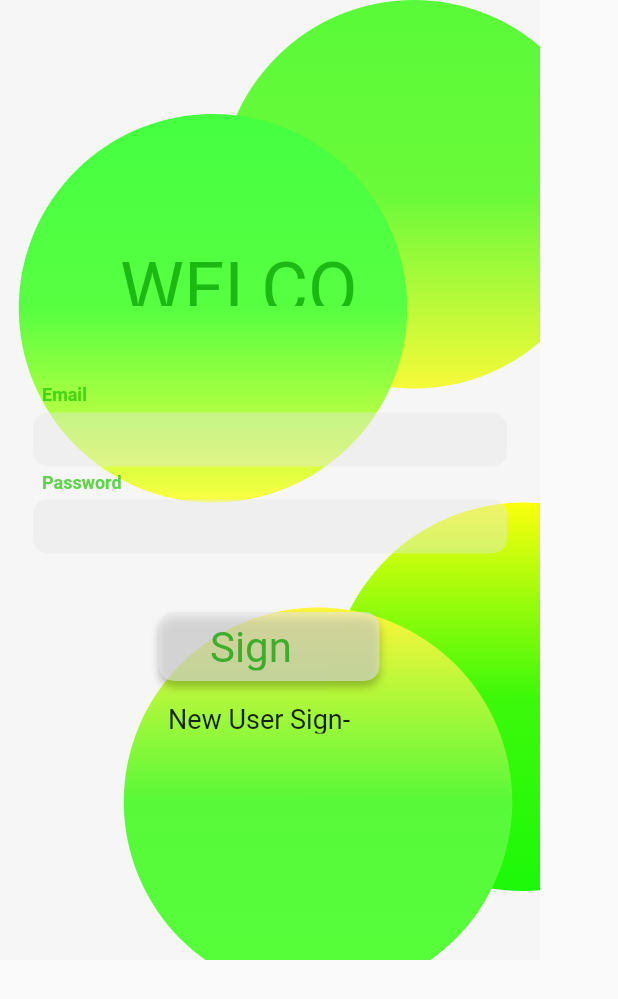
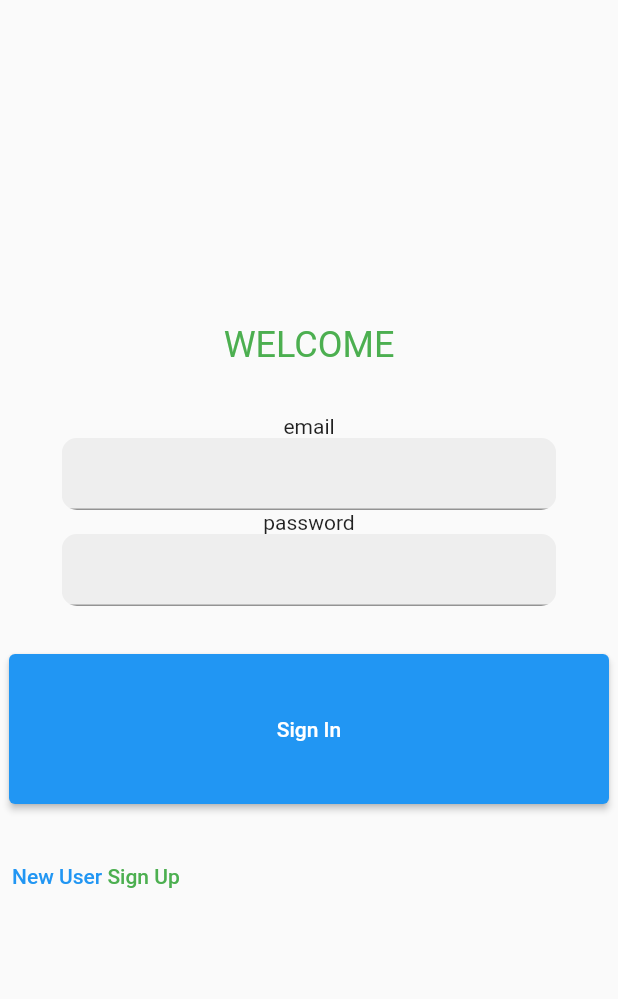
Before and after one commit to Avichal-Suneja/fiver_grocery_app, a Flutter app: what showSignIn() shows on an empty page, opened directly, on a phone screen of 412 x 824 dp. Shown: the top 999 px of the screen. Run offline on Flutter 3.47's test engine with Material 2 defaults, Android fonts, the phone set to English and light mode, and no system bars; our stand-ins replace cloud_firestore, firebase_auth, firebase_core, get; accounts and stored records are empty; Roboto replaces fonts that are missing (Work Sans).

Commit message:
AuthView

```diff
--- a/lib/Modules/Authentication/Controllers/auth_controller.dart
+++ b/lib/Modules/Authentication/Controllers/auth_controller.dart
@@ -6,6 +6,7 @@ import 'package:grocery_app/Services/DatabaseService.dart';
 class AuthController extends GetxController{
   final _auth = Get.put(AuthService());
   final _db = Get.put(DatabaseService());
+  RxBool signUpBool = false.obs;
 
   TextEditingController nameController = new TextEditingController();
   TextEditingController phoneController = new TextEditingController();
@@ -28,4 +29,8 @@ class AuthController extends GetxController{
       Get.offAllNamed('/home');
     });
   }
+
+  void showSignUp(){
+    signUpBool.toggle();
+  }
 }
--- a/lib/Modules/Authentication/Views/auth_view.dart
+++ b/lib/Modules/Authentication/Views/auth_view.dart
@@ -7,223 +7,82 @@ class AuthView extends StatelessWidget {
   @override
   Widget build(BuildContext context) {
     final controller = Get.find<AuthController>();
-    return true? showSignIn() : showSignUp();
+    return controller.signUpBool.value? showSignIn(controller) : showSignUp(controller);
   }
 }
 
-Widget showSignIn(){
+Widget showSignIn(AuthController controller){
   return Container(
-    width: 360,
-    height: 640,
-    color: Color(0xfff6f6f6),
-    child: Stack(
-      children:[
-        Positioned.fill(
-          child: Align(
-            alignment: Alignment.topLeft,
-            child: Container(
-              width: 671,
-              height: 985,
-              child: Stack(
-                children:[Positioned(
-                  left: 207,
-                  top: 335,
-                  child: Transform.rotate(
-                    angle: -3.14,
-                    child: Container(
-                      width: 284,
-                      height: 259,
-                      decoration: BoxDecoration(
-                        shape: BoxShape.circle,
-                        gradient: LinearGradient(begin: Alignment.topCenter, end: Alignment.bottomCenter, colors: [Color(0xff1cf909), Color(0xff3df90a), Color(0xfffaff0d)], ),
-                      ),
-                    ),
-                  ),
-                ),
-                  Positioned(
-                    left: 134,
-                    top: 0,
-                    child: Container(
-                      width: 284,
-                      height: 259,
-                      decoration: BoxDecoration(
-                        shape: BoxShape.circle,
-                        gradient: LinearGradient(begin: Alignment.topCenter, end: Alignment.bottomCenter, colors: [Color(0xff59fa39), Color(0xff6afa39), Color(0xfff6fa38)], ),
-                      ),
-                    ),
-                  ),
-                  Positioned(
-                    left: 70,
-                    top: 405,
-                    child: Transform.rotate(
-                      angle: -3.14,
-                      child: Container(
-                        width: 284,
-                        height: 259,
-                        decoration: BoxDecoration(
-                          shape: BoxShape.circle,
-                          gradient: LinearGradient(begin: Alignment.topCenter, end: Alignment.bottomCenter, colors: [Color(0xff55ff3a), Color(0xff58f939), Color(0xfdfef63a)], ),
-                        ),
-                      ),
-                    ),
-                  ),
-                  Positioned(
-                    left: 0,
-                    top: 76,
-                    child: Container(
-                      width: 284,
-                      height: 259,
-                      decoration: BoxDecoration(
-                        shape: BoxShape.circle,
-                        gradient: LinearGradient(begin: Alignment.topCenter, end: Alignment.bottomCenter, colors: [Color(0xff45ff41), Color(0xff58ff41), Color(0xfffbff41)], ),
-                      ),
-                    ),
-                  ),],
-              ),
+    width: Get.width,
+    height: Get.height,
+
+    /*decoration: BoxDecoration(
+      image: DecorationImage(
+        image: Image.asset('')
+      )
+    ),*/
+
+    child: Column(
+      mainAxisAlignment: MainAxisAlignment.center,
+      children: [
+        Text(
+          'WELCOME',
+          style: TextStyle(
+              fontSize: 24,
+              color: Colors.green
+          ),
+        ),
+        SizedBox(height: 32),
+        Text('email'),
+        ClipRRect(
+          borderRadius: BorderRadius.circular(10),
+          child: Container(
+            color: Colors.grey[200],
+            width: Get.width*0.8,
+            child: TextField(
+              controller: controller.emailController,
             ),
           ),
         ),
-        Positioned(
-          left: 80,
-          top: 164,
-          child: SizedBox(
-            width: 199,
-            height: 40,
-            child: Text(
-              "WELCOME",
-              style: TextStyle(
-                color: Color(0xb7039f00),
-                fontSize: 48,
-              ),
+
+        Text('password'),
+        ClipRRect(
+          borderRadius: BorderRadius.circular(10),
+          child: Container(
+            color: Colors.grey[200],
+            width: Get.width*0.8,
+            child: TextField(
+              obscureText: true,
+              controller: controller.passwordController,
             ),
           ),
         ),
-        Positioned(
-          left: 106,
-          top: 408,
-          child: Container(
-            width: 147,
-            height: 46,
-            child: Row(
-              mainAxisSize: MainAxisSize.min,
-              mainAxisAlignment: MainAxisAlignment.center,
-              crossAxisAlignment: CrossAxisAlignment.center,
-              children:[
-                Container(
-                  width: 147,
-                  height: 46,
-                  decoration: BoxDecoration(
-                    borderRadius: BorderRadius.circular(10),
-                    boxShadow: [
-                      BoxShadow(
-                        color: Color(0x3f000000),
-                        blurRadius: 4,
-                        offset: Offset(0, 4),
-                      ),
-                    ],
-                    color: Color(0x96e5e5e5),
-                  ),
-                  padding: const EdgeInsets.only(left: 34, right: 31, ),
-                  child: Row(
-                    mainAxisSize: MainAxisSize.min,
-                    mainAxisAlignment: MainAxisAlignment.center,
-                    crossAxisAlignment: CrossAxisAlignment.center,
-                    children:[
-                      SizedBox(
-                        width: 82,
-                        height: 32,
-                        child: Text(
-                          "Sign in",
-                          style: TextStyle(
-                            color: Color(0xb7039f00),
-                            fontSize: 28,
-                          ),
-                        ),
-                      ),
-                    ],
-                  ),
-                ),
-              ],
-            ),
+        SizedBox(height: 32),
+        SizedBox(
+          height: 100,
+          width: 400,
+          child: ElevatedButton(
+            onPressed: controller.signIn,
+            child: Text('Sign In'),
           ),
         ),
-        Positioned(
-          left: 22,
-          top: 275,
-          child: Container(
-            width: 316,
-            height: 36,
-            decoration: BoxDecoration(
-              borderRadius: BorderRadius.circular(10),
-              color: Color(0x6be5e5e5),
-            ),
+        SizedBox(height: 24),
+        TextButton(
+          child: Row(
+            children: [
+              Text('New User '),
+              Text('Sign Up', style: TextStyle(
+                color: Colors.green
+              ))
+            ],
           ),
-        ),
-        Positioned(
-          left: 22,
-          top: 333,
-          child: Container(
-            width: 316,
-            height: 36,
-            decoration: BoxDecoration(
-              borderRadius: BorderRadius.circular(10),
-              color: Color(0x6be5e5e5),
-            ),
-          ),
-        ),
-        Positioned(
-          left: 28,
-          top: 256,
-          child: SizedBox(
-            width: 74,
-            height: 15,
-            child: Text(
-              "Email",
-              style: TextStyle(
-                color: Color(0xb21bc300),
-                fontSize: 12,
-                fontFamily: "Work Sans",
-                fontWeight: FontWeight.w700,
-              ),
-            ),
-          ),
-        ),
-        Positioned(
-          left: 28,
-          top: 315,
-          child: SizedBox(
-            width: 74,
-            height: 15,
-            child: Text(
-              "Password",
-              style: TextStyle(
-                color: Color(0xb21bc300),
-                fontSize: 12,
-                fontFamily: "Work Sans",
-                fontWeight: FontWeight.w700,
-              ),
-            ),
-          ),
-        ),
-        Positioned(
-          left: 112,
-          top: 469,
-          child: SizedBox(
-            width: 138,
-            height: 20,
-            child: Text(
-              "New User Sign-Up",
-              style: TextStyle(
-                fontSize: 18,
-              ),
-            ),
-          ),
-        ),
+          onPressed: controller.showSignUp,
+        )
       ],
     ),
   );
 }
 
-Widget showSignUp(){
-  return Scaffold();
+Widget showSignUp(AuthController controller){
+  return Container();
 }
```
Also changed, not shown: pubspec.yaml (+4 -4 lines).
